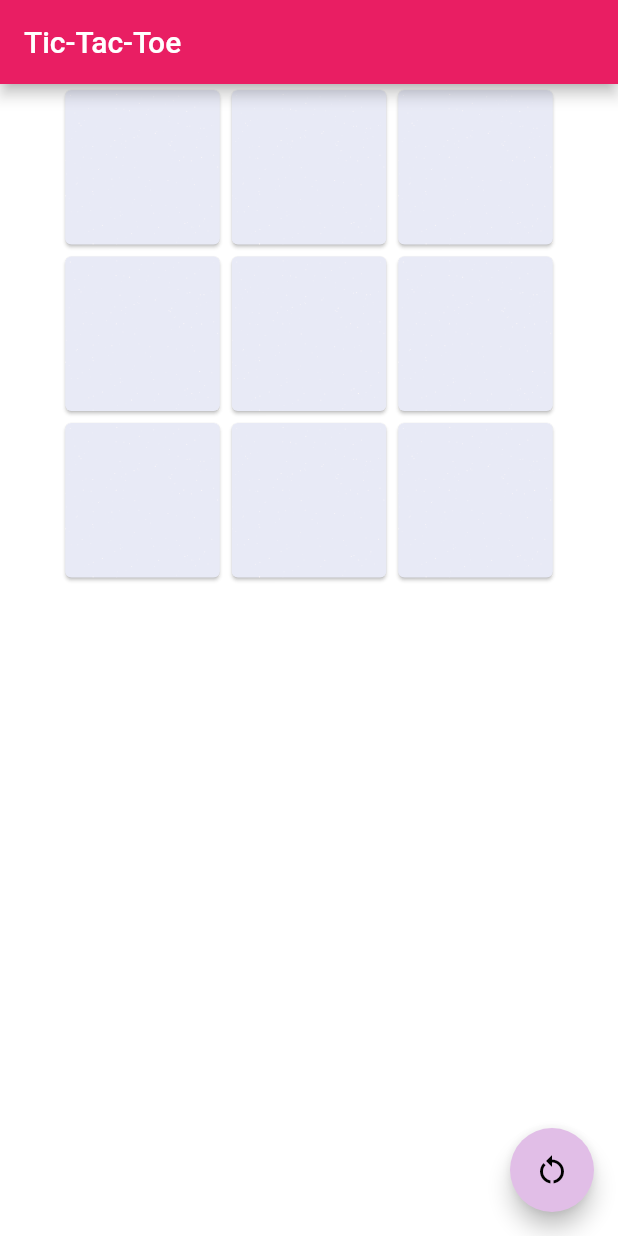
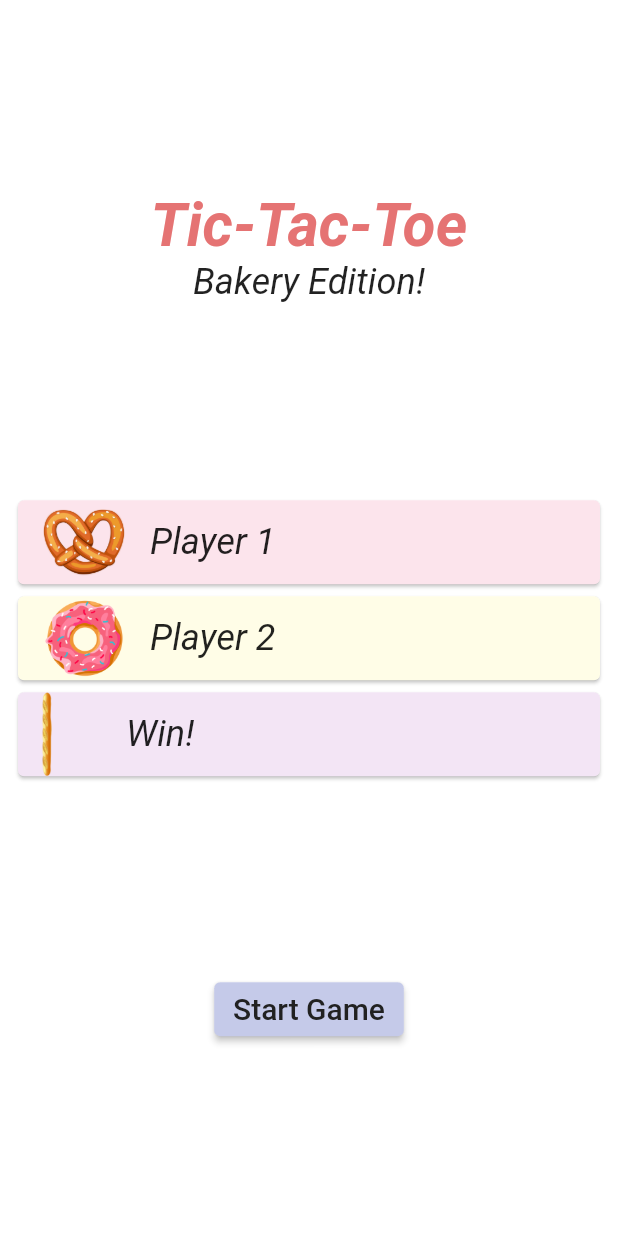
Before and after one commit to trelucio/tic-tac-toe, a Flutter app: the screen it shows after launch, on a phone screen of 412 x 824 dp. Run offline on Flutter 3.47's test engine with Material 2 defaults, Android fonts, the phone set to English and light mode, and no system bars.

Commit message:
make instructions

```diff
--- a/lib/main.dart
+++ b/lib/main.dart
@@ -1,5 +1,6 @@
 import 'package:flutter/material.dart';
-import 'screens/home.dart';
+import 'package:tic_tac_toe/screens/instructions.dart';
+import 'screens/tictactoe.dart';
 
 void main() {
   runApp(MyApp());
@@ -16,8 +17,25 @@ class MyApp extends StatelessWidget {
             primaryColor: Colors.red[200],
             accentColor: Colors.purple[100],
             cardColor: Colors.indigo[50],
-          canvasColor: Colors.white),
-      home: MyHomePage(title: 'Tic-Tac-Toe'),
-    );
+            canvasColor: Colors.white,
+            elevatedButtonTheme: ElevatedButtonThemeData(
+              style: ElevatedButton.styleFrom(primary: Colors.indigo[100]),
+            ),
+            textTheme: TextTheme(
+              headline1: TextStyle(
+                  color: Colors.red[300],
+                  fontStyle: FontStyle.italic,
+                  fontWeight: FontWeight.bold,
+                  fontSize: 40),
+              subtitle1: TextStyle(
+                fontStyle: FontStyle.italic,
+                fontSize: 24,
+              ),
+              button: TextStyle(
+                color: Colors.grey[900],
+                fontSize: 20,
+              ),
+            )),
+        home: Instructions());
   }
 }
--- /dev/null
+++ b/lib/screens/instructions.dart
@@ -0,0 +1,58 @@
+import 'package:flutter/material.dart';
+import 'package:tic_tac_toe/screens/tictactoe.dart';
+
+class Instructions extends StatelessWidget {
+  @override
+  Widget build(BuildContext context) {
+    return Scaffold(
+        body: Column(
+      crossAxisAlignment: CrossAxisAlignment.center,
+      mainAxisAlignment: MainAxisAlignment.spaceEvenly,
+      children: [
+        Container(
+          child: Column(
+            children: [
+              Text('Tic-Tac-Toe', style: Theme.of(context).textTheme.headline1),
+              Text('Bakery Edition!',
+                  style: Theme.of(context).textTheme.subtitle1)
+            ],
+          ),
+        ),
+        Container(
+          padding: EdgeInsets.symmetric(horizontal: 8),
+          child: Column(
+            children: [
+              Card(
+                  color: Colors.pink[50],
+                  child: ListTile(
+                      leading: Image.asset('assets/pretzel.png'),
+                      title: Text('Player 1'))),
+              Card(
+                  color: Colors.yellow[50],
+                  child: ListTile(
+                      leading: Image.asset('assets/donut.png'),
+                      title: Text('Player 2'))),
+              Card(
+                  color: Colors.purple[50],
+                  child: ListTile(
+                      leading: Image.asset('assets/baguette.png'),
+                      title: Text('Win!'))),
+            ],
+          ),
+        ),
+        Container(
+            alignment: Alignment.bottomCenter,
+            child: ElevatedButton(
+                style: Theme.of(context).elevatedButtonTheme.style,
+                onPressed: () {
+                  Navigator.push(context,
+                      MaterialPageRoute(builder: (context) => TicTacToe()));
+                },
+                child: Text(
+                  'Start Game',
+                  style: Theme.of(context).textTheme.button,
+                )))
+      ],
+    ));
+  }
+}
--- a/lib/screens/home.dart
+++ b/lib/screens/tictactoe.dart
@@ -1,16 +1,12 @@
 import 'package:flutter/material.dart';
 import 'package:tic_tac_toe/models/box.dart';
 
-class MyHomePage extends StatefulWidget {
-  MyHomePage({Key? key, required this.title}) : super(key: key);
-
-  final String title;
-
+class TicTacToe extends StatefulWidget {
   @override
-  _MyHomePageState createState() => _MyHomePageState();
+  _TicTacToeState createState() => _TicTacToeState();
 }
 
-class _MyHomePageState extends State<MyHomePage> {
+class _TicTacToeState extends State<TicTacToe> {
   Box box1 =
       Box(num: 1, tapped: false, img: Image.asset('assets/transparent.png'));
   Box box2 = Box(
@@ -159,7 +155,7 @@ class _MyHomePageState extends State<MyHomePage> {
 
     return Scaffold(
       appBar: AppBar(
-        title: Text(widget.title),
+        title: Text('Tic-Tac-Toe'),
       ),
       body: Container(
         child: Stack(children: [
```
Lines whose indentation alone changed are shown as unchanged.
